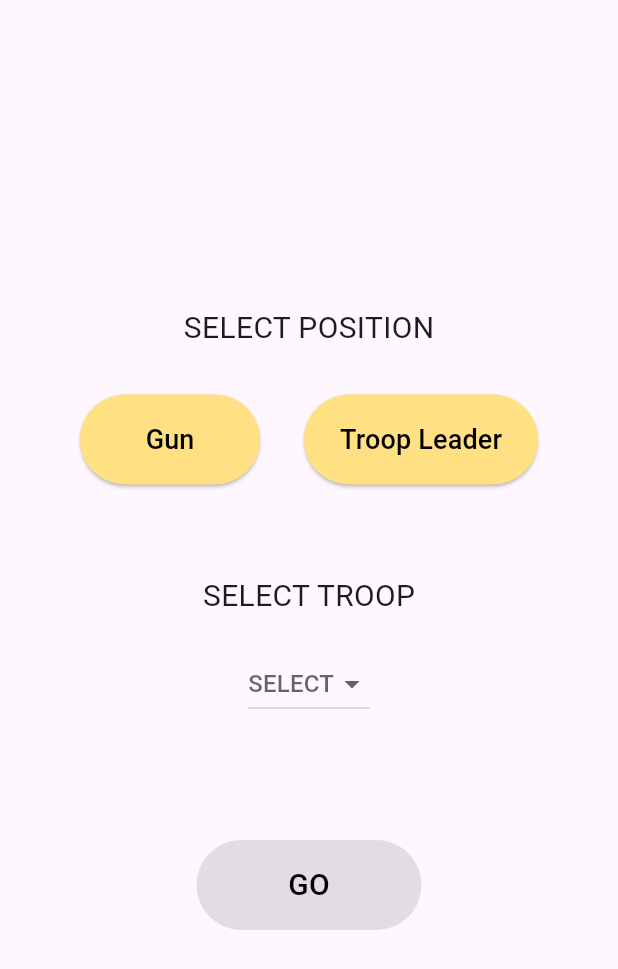
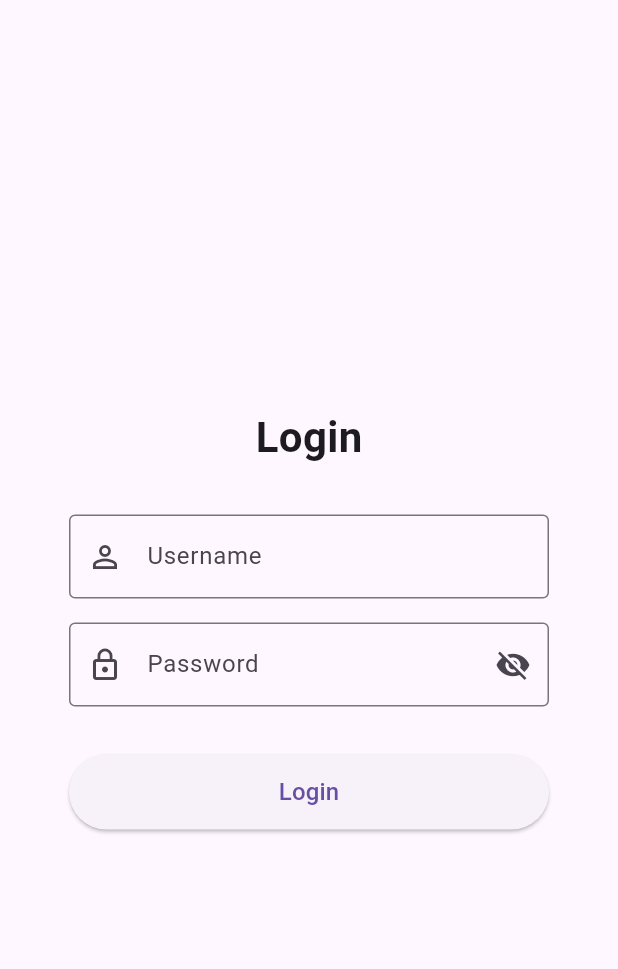
Before and after one commit to darshita-kumar/ammo_tracking, a Flutter app: the screen it shows after launch, on a phone screen of 412 x 824 dp. Shown: the top 969 px of the screen. Run offline on Flutter 3.47's test engine with Material 3 defaults, Android fonts, the phone set to English and light mode, and no system bars; our stand-ins replace cloud_firestore, firebase_core, shared_preferences; accounts and stored records are empty.

Commit message:
Added basic login functionality

```diff
--- /dev/null
+++ b/lib/auth_service.dart
@@ -0,0 +1,99 @@
+import 'package:cloud_firestore/cloud_firestore.dart';
+import 'package:crypto/crypto.dart';
+import 'package:shared_preferences/shared_preferences.dart';
+import 'dart:convert';
+
+class AuthService {
+  static final _db = FirebaseFirestore.instance;
+  static const _prefKey = 'logged_in_uid';
+
+  static String _hash(String input) =>
+      sha256.convert(utf8.encode(input)).toString();
+
+  // ── Login ──────────────────────────────────────────────────
+  static Future<Map<String, dynamic>?> login(
+      String username, String password) async {
+    final query = await _db
+        .collection('users')
+        .where('username', isEqualTo: username.trim())
+        .where('passwordHash', isEqualTo: _hash(password))
+        .limit(1)
+        .get();
+
+    if (query.docs.isEmpty) return null;
+
+    final doc = query.docs.first;
+    final prefs = await SharedPreferences.getInstance();
+    await prefs.setString(_prefKey, doc.id);
+
+    return {...doc.data(), 'uid': doc.id};
+  }
+
+  // ── Logout ─────────────────────────────────────────────────
+  static Future<void> logout() async {
+    final prefs = await SharedPreferences.getInstance();
+    await prefs.remove(_prefKey);
+  }
+
+  // ── Restore session ────────────────────────────────────────
+  static Future<Map<String, dynamic>?> restoreSession() async {
+    final prefs = await SharedPreferences.getInstance();
+    final uid = prefs.getString(_prefKey);
+    if (uid == null) return null;
+
+    final doc = await _db.collection('users').doc(uid).get();
+    if (!doc.exists) return null;
+
+    return {...doc.data()!, 'uid': uid};
+  }
+
+  // ── Admin helpers (unchanged from before) ─────────────────
+  static Future<void> createUser({
+    required String username,
+    required String password,
+    required String role,
+  }) async {
+    final existing = await _db
+        .collection('users')
+        .where('username', isEqualTo: username.trim())
+        .limit(1)
+        .get();
+
+    if (existing.docs.isNotEmpty) {
+      throw Exception('Username "${username.trim()}" already exists.');
+    }
+
+    await _db.collection('users').add({
+      'username':     username.trim(),
+      'passwordHash': _hash(password),
+      'role':         role,
+      'createdAt':    FieldValue.serverTimestamp(),
+    });
+  }
+
+  static Future<void> updatePassword(String uid, String newPassword) async {
+    await _db.collection('users').doc(uid).update({
+      'passwordHash': _hash(newPassword),
+    });
+  }
+
+  static Future<void> updateUsername(String uid, String newUsername) async {
+    final existing = await _db
+        .collection('users')
+        .where('username', isEqualTo: newUsername.trim())
+        .limit(1)
+        .get();
+    if (existing.docs.isNotEmpty) {
+      throw Exception('Username already taken.');
+    }
+    await _db.collection('users').doc(uid).update({
+      'username': newUsername.trim(),
+    });
+  }
+
+  static Future<void> deleteUser(String uid) =>
+      _db.collection('users').doc(uid).delete();
+
+  static Stream<QuerySnapshot> usersStream() =>
+      _db.collection('users').orderBy('createdAt').snapshots();
+}
--- /dev/null
+++ b/lib/login_screen.dart
@@ -0,0 +1,107 @@
+import 'package:flutter/material.dart';
+import 'auth_service.dart';
+
+class LoginScreen extends StatefulWidget {
+  final void Function(Map<String, dynamic> userData) onLoginSuccess;
+
+  const LoginScreen({super.key, required this.onLoginSuccess});
+
+  @override
+  State<LoginScreen> createState() => _LoginScreenState();
+}
+
+class _LoginScreenState extends State<LoginScreen> {
+  final _userCtrl = TextEditingController();
+  final _passCtrl = TextEditingController();
+  bool _loading = false;
+  bool _obscure = true;
+  String? _error;
+
+  Future<void> _login() async {
+    if (_userCtrl.text.trim().isEmpty || _passCtrl.text.isEmpty) {
+      setState(() => _error = 'Please enter username and password.');
+      return;
+    }
+    setState(() { _loading = true; _error = null; });
+    try {
+      final data = await AuthService.login(_userCtrl.text, _passCtrl.text);
+      if (data == null) {
+        setState(() => _error = 'Invalid username or password.');
+      } else {
+        widget.onLoginSuccess(data);
+      }
+    } catch (e) {
+      setState(() => _error = 'Error: $e');
+    } finally {
+      if (mounted) setState(() => _loading = false);
+    }
+  }
+
+  @override
+  Widget build(BuildContext context) {
+    return Scaffold(
+      body: Center(
+        child: SizedBox(
+          width: 320,
+          child: Column(
+            mainAxisSize: MainAxisSize.min,
+            children: [
+              const Text('Login',
+                  style: TextStyle(
+                      fontSize: 28, fontWeight: FontWeight.bold)),
+              const SizedBox(height: 32),
+              TextField(
+                controller: _userCtrl,
+                decoration: const InputDecoration(
+                  labelText: 'Username',
+                  border: OutlineInputBorder(),
+                  prefixIcon: Icon(Icons.person_outline),
+                ),
+                textInputAction: TextInputAction.next,
+              ),
+              const SizedBox(height: 16),
+              TextField(
+                controller: _passCtrl,
+                obscureText: _obscure,
+                decoration: InputDecoration(
+                  labelText: 'Password',
+                  border: const OutlineInputBorder(),
+                  prefixIcon: const Icon(Icons.lock_outline),
+                  suffixIcon: IconButton(
+                    icon: Icon(_obscure
+                        ? Icons.visibility_off
+                        : Icons.visibility),
+                    onPressed: () =>
+                        setState(() => _obscure = !_obscure),
+                  ),
+                ),
+                textInputAction: TextInputAction.done,
+                onSubmitted: (_) => _login(),
+              ),
+              const SizedBox(height: 12),
+              if (_error != null)
+                Text(_error!,
+                    style: const TextStyle(
+                        color: Colors.red, fontSize: 13)),
+              const SizedBox(height: 20),
+              SizedBox(
+                width: double.infinity,
+                height: 50,
+                child: ElevatedButton(
+                  onPressed: _loading ? null : _login,
+                  child: _loading
+                      ? const SizedBox(
+                          width: 20, height: 20,
+                          child: CircularProgressIndicator(
+                              strokeWidth: 2))
+                      : const Text('Login',
+                          style: TextStyle(fontSize: 16)),
+                ),
+              ),
+            ],
+          ),
+        ),
+      ),
+    );
+  }
+}
--- a/lib/main.dart
+++ b/lib/main.dart
@@ -1,6 +1,9 @@
 import 'package:flutter/material.dart';
 import 'package:firebase_core/firebase_core.dart';
-import 'first_screen.dart';
+import 'login_screen.dart';
+import 'select_role_screen.dart';
+import 'admin_dashboard.dart';
+import 'auth_service.dart';
 
 void main() async {
   WidgetsFlutterBinding.ensureInitialized();
@@ -8,13 +11,58 @@ void main() async {
   runApp(const MyApp());
 }
 
-class MyApp extends StatelessWidget {
+class MyApp extends StatefulWidget {
   const MyApp({super.key});
 
   @override
+  State<MyApp> createState() => _MyAppState();
+}
+
+class _MyAppState extends State<MyApp> {
+  Map<String, dynamic>? _userData;
+  bool _checkingSession = true;
+
+  @override
+  void initState() {
+    super.initState();
+    _restoreSession();
+  }
+
+  Future<void> _restoreSession() async {
+    final data = await AuthService.restoreSession();
+    setState(() {
+      _userData = data;
+      _checkingSession = false;
+    });
+  }
+
+  void _onLoginSuccess(Map<String, dynamic> userData) =>
+      setState(() => _userData = userData);
+
+  void _onLogout() => setState(() => _userData = null);
+
+  @override
   Widget build(BuildContext context) {
-    return const MaterialApp(
-      home: FirstScreen(),
+    return MaterialApp(
+      home: _buildHome(),
     );
   }
+
+  Widget _buildHome() {
+    if (_checkingSession) {
+      return const Scaffold(
+          body: Center(child: CircularProgressIndicator()));
+    }
+
+    if (_userData == null) {
+      return LoginScreen(onLoginSuccess: _onLoginSuccess);
+    }
+
+    // Admin goes to admin dashboard, everyone else to role selection
+    if (_userData!['role'] == 'admin') {
+      return AdminDashboard(onLogout: _onLogout);
+    }
+
+    return SelectRoleScreen(onLogout: _onLogout);
+  }
 }
--- a/pubspec.yaml
+++ b/pubspec.yaml
@@ -36,6 +36,8 @@ dependencies:
   cupertino_icons: ^1.0.8
   firebase_core: ^3.15.2
   cloud_firestore: ^5.6.12
+  crypto: ^3.0.3                 # for SHA-256 hashing
+  shared_preferences: ^2.2.2    # to persist login session
 
 dev_dependencies:
   flutter_test:
```
Also changed, not shown: lib/admin_dashboard.dart (added, +270 -0 lines), lib/ammunition_screen.dart (+15 -0 lines), lib/gun_selection.dart (+16 -0 lines), lib/select_role_screen.dart (renamed from lib/first_screen.dart, +20 -5 lines), lib/session_provider.dart (added, +21 -0 lines), lib/troop_leader_dashboard.dart (+27 -4 lines), pubspec.lock, 1 other file.
